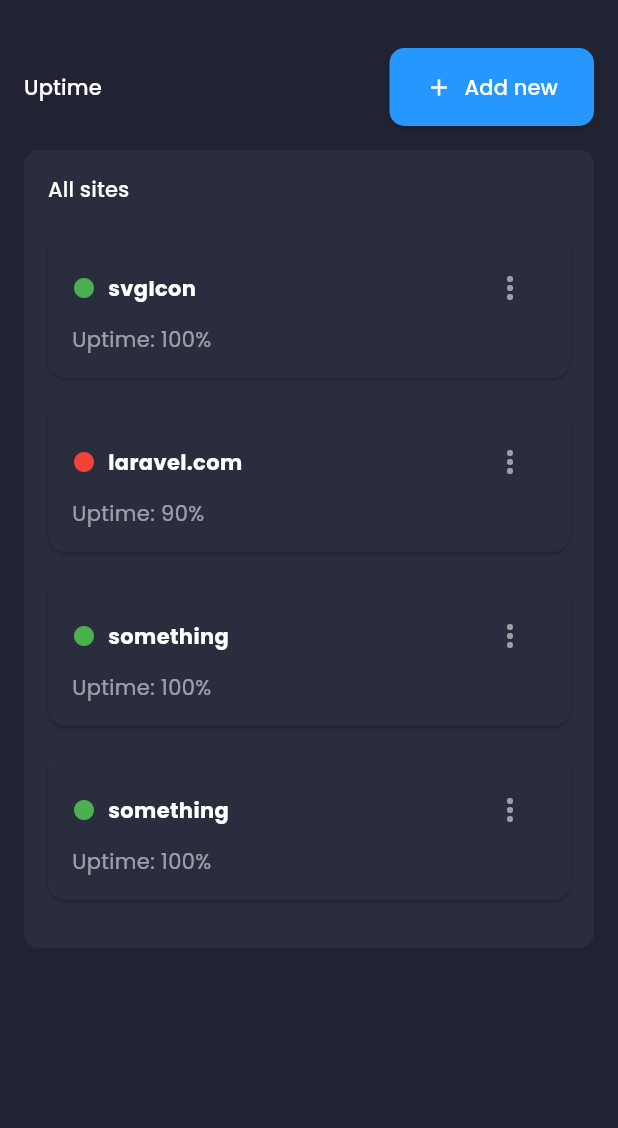
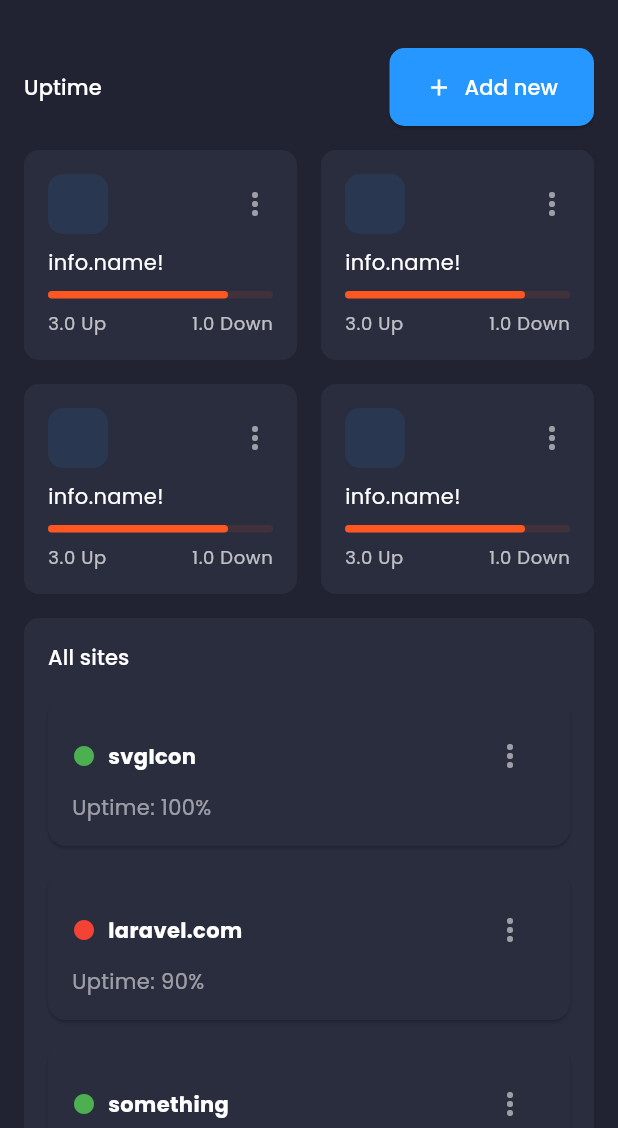
Before and after one commit to mashazhuk/uptime_monitor_flutter, a Flutter app: the screen it shows after launch, on a phone screen of 412 x 824 dp, the part 108-1236 px from its top. Run offline on Flutter 3.47's test engine with Material 3 defaults, Android fonts, the phone set to English and light mode, and no system bars; our stand-ins replace fl_chart, flutter_svg, google_fonts.

Commit message:
added general_info_cards for total up and down info

```diff
--- a/lib/models/AllSites.dart
+++ b/lib/models/AllSites.dart
@@ -1,7 +1,8 @@
 class AllSite {
   final String? name, domain, lastCheck, lastStatus, uptime;
+  final int? precentage;
 
-  AllSite({this.name, this.domain, this.lastCheck, this.lastStatus, this.uptime});
+  AllSite({this.name, this.domain, this.lastCheck, this.lastStatus, this.uptime, this.precentage});
 }
 
 List demoAllSites = [
@@ -11,6 +12,7 @@ List demoAllSites = [
     lastCheck: "01-03-2021",
     lastStatus: "200 Ok",
     uptime: "100%",
+    precentage: 100,
   ),
   AllSite(
     name: "laravel.com",
@@ -18,6 +20,7 @@ List demoAllSites = [
     lastCheck: "27-02-2021",
     lastStatus: "500 Error",
     uptime: "90%",
+    precentage: 90
   ),
   AllSite(
     name: "something",
@@ -25,6 +28,7 @@ List demoAllSites = [
     lastCheck: "23-02-2021",
     lastStatus: "200 Ok",
     uptime: "100%",
+      precentage: 80
   ),
   AllSite(
     name: "something",
@@ -32,5 +36,6 @@ List demoAllSites = [
     lastCheck: "23-02-2021",
     lastStatus: "200 Ok",
     uptime: "100%",
+      precentage: 90
   ),
 ];
--- a/lib/screens/dashboard/components/general_info_card.dart
+++ b/lib/screens/dashboard/components/general_info_card.dart
@@ -1,16 +1,17 @@
-import 'package:flutter/models/AllSites.dart';
+
 import 'package:flutter/material.dart';
 import 'package:flutter_svg/flutter_svg.dart';
+import 'package:uptime_monitor/models/AllSites.dart';
 
 import '../../../constants.dart';
 
 class GeneralInfoCard extends StatelessWidget {
   const GeneralInfoCard({
     Key? key,
-    required this.info,
+    required this.sitesList,
   }) : super(key: key);
 
-  final CloudStorageInfo info;
+  final List sitesList;
 
   @override
   Widget build(BuildContext context) {
@@ -32,43 +33,41 @@ class GeneralInfoCard extends StatelessWidget {
                 height: 40,
                 width: 40,
                 decoration: BoxDecoration(
-                  color: info.color!.withOpacity(0.1),
+                  color: Colors.blue.withOpacity(0.1),
                   borderRadius: const BorderRadius.all(Radius.circular(10)),
                 ),
-                child: SvgPicture.asset(
-                  info.svgSrc!,
-                  colorFilter: ColorFilter.mode(
-                      info.color ?? Colors.black, BlendMode.srcIn),
-                ),
+                // child: SvgPicture.asset(
+                //
+                // ),
               ),
               Icon(Icons.more_vert, color: Colors.white54)
             ],
           ),
           Text(
-            info.title!,
+            "info.name!",
             maxLines: 1,
             overflow: TextOverflow.ellipsis,
           ),
           ProgressLine(
-            color: info.color,
-            percentage: info.percentage,
+            color: Colors.deepOrange,
+            percentage: 80,
           ),
           Row(
             mainAxisAlignment: MainAxisAlignment.spaceBetween,
             children: [
               Text(
-                "${info.numOfFiles} Files",
+                "${calculateTotalUp(sitesList)} Up",
                 style: Theme.of(context)
                     .textTheme
                     .bodySmall!
                     .copyWith(color: Colors.white70),
               ),
               Text(
-                info.totalStorage!,
+                "${calculateTotalDown(sitesList)} Down",
                 style: Theme.of(context)
                     .textTheme
                     .bodySmall!
-                    .copyWith(color: Colors.white),
+                    .copyWith(color: Colors.white70),
               ),
             ],
           )
@@ -114,3 +113,17 @@ class ProgressLine extends StatelessWidget {
     );
   }
 }
+
+double calculateTotalUp(List infoList) {
+  return infoList.fold(0, (sum, item) {
+    bool isUp = item.lastStatus?.contains("200") ?? false;
+    return sum + (isUp ? 1 : 0);
+  });
+}
+
+double calculateTotalDown(List infoList) {
+  return infoList.fold(0, (sum, item) {
+    bool isDown = !item.lastStatus?.contains("200") ?? false;
+    return sum + (isDown ? 1 : 0);
+  });
+}
--- a/lib/screens/dashboard/components/my_sites.dart
+++ b/lib/screens/dashboard/components/my_sites.dart
@@ -1,5 +1,8 @@
+import 'package:uptime_monitor/responsive.dart';
 import 'package:flutter/material.dart';
 import 'package:flutter_svg/svg.dart';
+import 'package:uptime_monitor/models/AllSites.dart';
+import 'package:uptime_monitor/screens/dashboard/components/general_info_card.dart';
 
 import '../../../constants.dart';
 
@@ -10,12 +13,17 @@ class MySites extends StatelessWidget {
 
   @override
   Widget build(BuildContext context) {
+    final _size = MediaQuery.of(context).size;
+
     return Column(
       children: [
         Row(
           mainAxisAlignment: MainAxisAlignment.spaceBetween,
           children: [
-              Text("Uptime", style: Theme.of(context).textTheme.titleSmall,),
+            Text(
+              "Uptime",
+              style: Theme.of(context).textTheme.titleSmall,
+            ),
             ElevatedButton.icon(
               style: TextButton.styleFrom(
                 shape: RoundedRectangleBorder(borderRadius: BorderRadius.circular(10)),
@@ -26,12 +34,56 @@ class MySites extends StatelessWidget {
                 ),
               ),
               onPressed: () {},
-                icon: Icon(Icons.add, color: Colors.white,),
-                label: Text("Add new", style: TextStyle(color: Colors.white),),
+              icon: Icon(
+                Icons.add,
+                color: Colors.white,
+              ),
+              label: Text(
+                "Add new",
+                style: TextStyle(color: Colors.white),
+              ),
             ),
           ],
-          )
-        ]
+        ),
+        SizedBox(height: defaultPadding),
+        Responsive(
+          mobile: FileInfoCardGridView(
+            crossAxisCount: _size.width < 650 ? 2 : 4,
+            childAspectRatio: _size.width < 650 ? 1.3 : 1,
+          ),
+          tablet: FileInfoCardGridView(),
+          desktop: FileInfoCardGridView(
+            childAspectRatio: _size.width < 1400 ? 1.1 : 1.4,
+          ),
+        ),
+      ],
     );
   }
 }
+
+class FileInfoCardGridView extends StatelessWidget {
+  const FileInfoCardGridView({
+    Key? key,
+    this.crossAxisCount = 4,
+    this.childAspectRatio = 1,
+  }) : super(key: key);
+
+  final int crossAxisCount;
+  final double childAspectRatio;
+
+  @override
+  Widget build(BuildContext context) {
+    return GridView.builder(
+      physics: NeverScrollableScrollPhysics(),
+      shrinkWrap: true,
+      itemCount: demoAllSites.length,
+      gridDelegate: SliverGridDelegateWithFixedCrossAxisCount(
+        crossAxisCount: crossAxisCount,
+        crossAxisSpacing: defaultPadding,
+        mainAxisSpacing: defaultPadding,
+        childAspectRatio: childAspectRatio,
+      ),
+      itemBuilder: (context, index) => GeneralInfoCard(sitesList: demoAllSites),
+    );
+  }
+}
--- a/lib/screens/site/site_info.dart
+++ b/lib/screens/site/site_info.dart
@@ -1,4 +1,5 @@
 import 'package:flutter/material.dart';
+import 'package:fl_chart/fl_chart.dart';
 
 import '../../models/AllSites.dart';
 
--- a/pubspec.yaml
+++ b/pubspec.yaml
@@ -38,7 +38,7 @@ dependencies:
 
   google_fonts: ^6.2.1
   flutter_svg: ^0.22.0
-  fl_chart: ^0.35.0
+  fl_chart: ^0.69.2
   provider: ^6.1.2
 
 dev_dependencies:
```
Also changed, not shown: pubspec.lock. Lines whose indentation alone changed are shown as unchanged.
